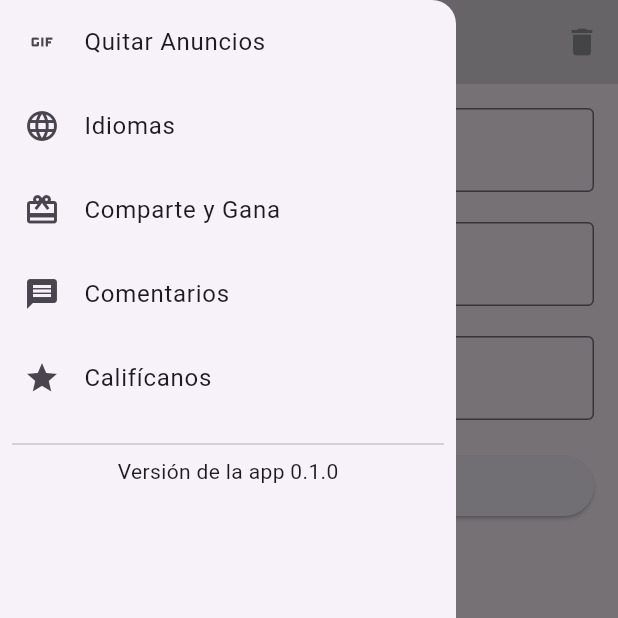
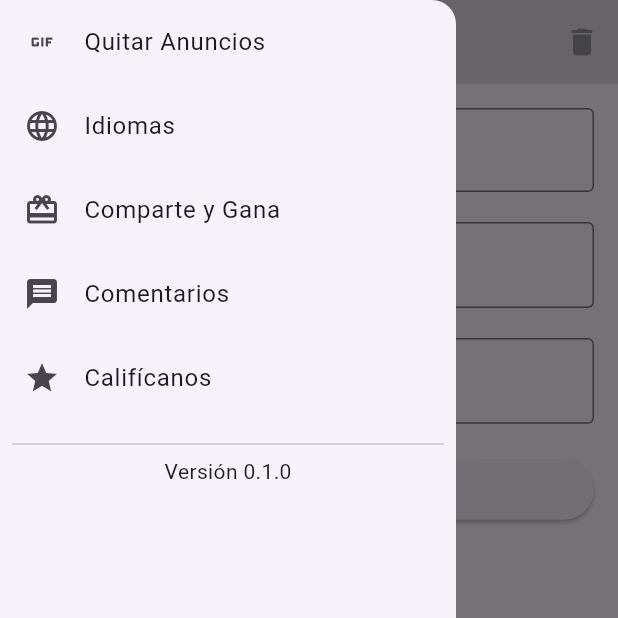
Before and after one commit to noguerajulioces/LoanCalculator, a Flutter app: the screen it shows after launch, with the side drawer open, on a phone screen of 412 x 824 dp, the top half of it. Run offline on Flutter 3.47's test engine with Material 3 defaults, Android fonts, the phone set to English and light mode, and no system bars; generated files the repository leaves out were written again.

Commit message:
made fixes

```diff
--- a/lib/src/app/custom_drawer.dart
+++ b/lib/src/app/custom_drawer.dart
@@ -6,56 +6,56 @@ class CustomDrawer extends StatelessWidget {
   final Function(int) onItemSelected;
 
   const CustomDrawer({
-    Key? key,
+    super.key,
     required this.onItemSelected,
-  }) : super(key: key);
+  });
 
   @override
   Widget build(BuildContext context) {
     return Drawer(
       // Aquí construyes tu Drawer con todos los elementos que necesitas
       child: ListView(
-        physics: NeverScrollableScrollPhysics(),
+        physics: const NeverScrollableScrollPhysics(),
         children: [
           ListTile(
-            title: Text('Quitar Anuncios'),
-            leading: Icon(Icons.gif),
-            onTap: () => onItemSelected(0),
+            title: const Text('Quitar Anuncios'),
+            leading: const Icon(Icons.gif),
+            onTap: () => onItemSelected(2),
           ),
           ListTile(
-            title: Text('Idiomas'),
-            leading: Icon(Icons.language),
+            title: const Text('Idiomas'),
+            leading: const Icon(Icons.language),
             onTap: () {
               Navigator.push(
                 context,
                 MaterialPageRoute(
-                  builder: (context) => LanguageScreen(),
+                  builder: (context) => const LanguageScreen(),
                 ),
               );
             },
           ),
           ListTile(
-            title: Text('Comparte y Gana'),
-            leading: Icon(Icons.card_giftcard),
+            title: const Text('Comparte y Gana'),
+            leading: const Icon(Icons.card_giftcard),
             onTap: () => onItemSelected(0),
           ),
           ListTile(
-            title: Text('Comentarios'),
-            leading: Icon(Icons.message),
+            title: const Text('Comentarios'),
+            leading: const Icon(Icons.message),
             onTap: () => onItemSelected(0),
           ),
           ListTile(
-            title: Text('Califícanos'),
-            leading: Icon(Icons.star),
+            title: const Text('Califícanos'),
+            leading: const Icon(Icons.star),
             onTap: () => onItemSelected(0),
           ),
-          Spacer(),
+          const Spacer(),
           Container(
-            padding: EdgeInsets.all(8.0),
-            child: Column(
+            padding: const EdgeInsets.all(8.0),
+            child: const Column(
               children: [
                 Divider(),
-                Text('Versión de la app 0.1.0'),
+                Text('Versión 0.1.0'),
               ],
             ),
           ),
--- a/lib/src/screens/home_screen.dart
+++ b/lib/src/screens/home_screen.dart
@@ -14,6 +14,7 @@ class HomeScreen extends StatelessWidget {
             buildInputField(
               context,
               'Cantidad del préstamo',
+              'GS. ',
               Icons.monetization_on,
             ),
             const SizedBox(
@@ -22,6 +23,7 @@ class HomeScreen extends StatelessWidget {
             buildInputField(
               context,
               'Tasa de interés',
+              '',
               Icons.percent,
             ),
             const SizedBox(
@@ -30,6 +32,7 @@ class HomeScreen extends StatelessWidget {
             buildInputField(
               context,
               'Duración',
+              '',
               Icons.timer,
             ),
             const SizedBox(height: 20),
@@ -45,11 +48,13 @@ class HomeScreen extends StatelessWidget {
     );
   }
 
-  Widget buildInputField(BuildContext context, String label, IconData icon) {
+  Widget buildInputField(
+      BuildContext context, String label, String coinSymbol, IconData icon) {
     return TextFormField(
       decoration: InputDecoration(
         labelText: label,
         prefixIcon: Icon(icon),
+        prefixText: coinSymbol,
         border: const OutlineInputBorder(),
       ),
       keyboardType: TextInputType.number,
--- a/lib/src/screens/loans_screen.dart
+++ b/lib/src/screens/loans_screen.dart
@@ -1,13 +1,13 @@
 import 'package:flutter/material.dart';
 
 class LoansScreen extends StatelessWidget {
-  const LoansScreen({Key? key}) : super(key: key);
+  const LoansScreen({super.key});
 
   @override
   Widget build(BuildContext context) {
     return Scaffold(
       body: ListView(
-        children: [
+        children: const [
           Card(
             margin: EdgeInsets.all(8.0),
             child: Column(
@@ -74,10 +74,8 @@ class LoansScreen extends StatelessWidget {
               ],
             ),
           ),
-          // Aquí puedes añadir otros elementos como la sección de publicidad, etc.
         ],
       ),
-      // Incluye tu BottomNavigationBar aquí si es necesario
     );
   }
 }
```
Also changed, not shown: lib/src/screens/donate_screen.dart (+9 -11 lines), lib/src/screens/languages_screen.dart (+6 -4 lines).
